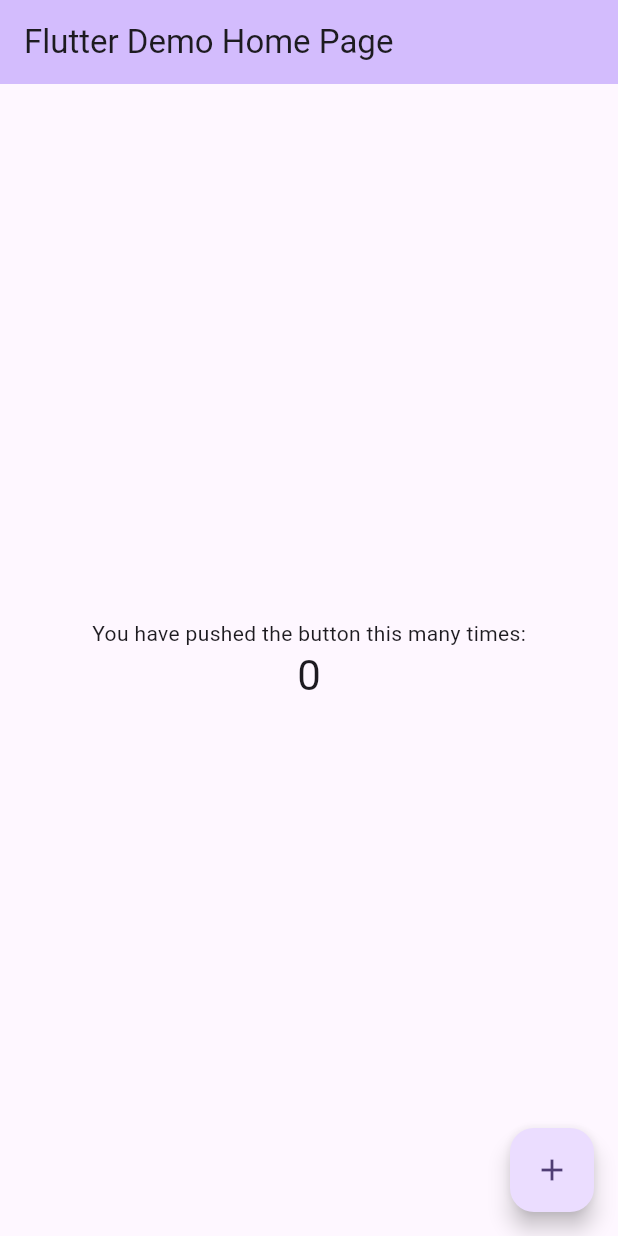
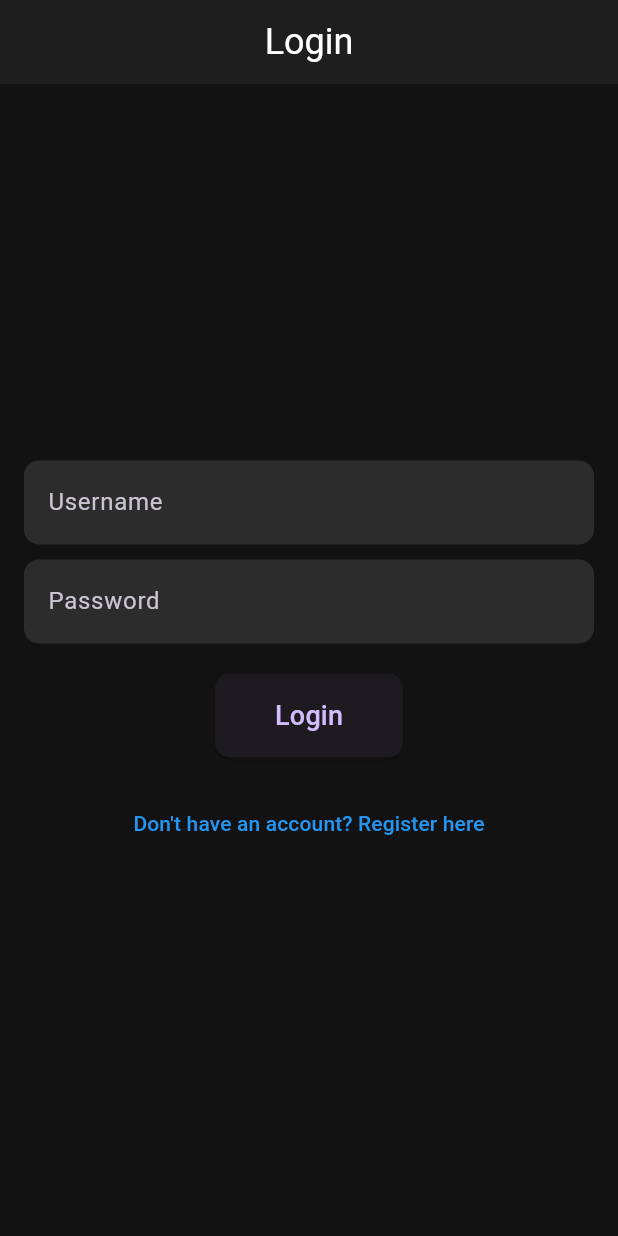
Before and after one commit to Sowrav12/To-Do-List, a Flutter app: the screen it shows after launch, on a phone screen of 412 x 824 dp. Run offline on Flutter 3.47's test engine with Material 3 defaults, Android fonts, the phone set to English and light mode, and no system bars; our stand-ins replace shared_preferences; Roboto replaces fonts that are missing (Poppins).

```diff
--- /dev/null
+++ b/lib/login_screen.dart
@@ -0,0 +1,111 @@
+import 'package:flutter/material.dart';
+import 'package:shared_preferences/shared_preferences.dart';
+import 'to_do_list_screen.dart'; // Import the To-Do List screen
+import 'registration_screen.dart'; // Import the Registration screen
+
+class LoginScreen extends StatefulWidget {
+  const LoginScreen({Key? key}) : super(key: key);
+
+  @override
+  _LoginScreenState createState() => _LoginScreenState();
+}
+
+class _LoginScreenState extends State<LoginScreen> {
+  final TextEditingController _usernameController = TextEditingController();
+  final TextEditingController _passwordController = TextEditingController();
+
+  Future<void> _loginUser() async {
+    final prefs = await SharedPreferences.getInstance();
+    String username = _usernameController.text.trim();
+    String password = _passwordController.text.trim();
+
+    if (prefs.getString(username) == password) {
+      // Navigate to To-Do List screen and pass the username
+      Navigator.pushReplacement(
+        context,
+        MaterialPageRoute(
+          builder: (context) => ToDoListScreen(username: username), // Pass username here
+        ),
+      );
+    } else {
+      ScaffoldMessenger.of(context).showSnackBar(
+        const SnackBar(
+          content: Text("Invalid username or password."),
+          backgroundColor: Colors.red,
+        ),
+      );
+    }
+  }
+
+  @override
+  Widget build(BuildContext context) {
+    return Scaffold(
+      appBar: AppBar(
+        title: const Text(
+          'Login',
+          style: TextStyle(fontSize: 24, color: Colors.white),
+        ),
+        centerTitle: true,
+        backgroundColor: const Color(0xFF1E1E1E),
+      ),
+      body: Padding(
+        padding: const EdgeInsets.all(16.0),
+        child: Column(
+          mainAxisAlignment: MainAxisAlignment.center,
+          children: [
+            TextField(
+              controller: _usernameController,
+              decoration: InputDecoration(
+                labelText: 'Username',
+                filled: true,
+                fillColor: const Color(0xFF2C2C2C),
+                border: OutlineInputBorder(
+                  borderRadius: BorderRadius.circular(10),
+                  borderSide: BorderSide.none,
+                ),
+              ),
+            ),
+            const SizedBox(height: 10),
+            TextField(
+              controller: _passwordController,
+              obscureText: true,
+              decoration: InputDecoration(
+                labelText: 'Password',
+                filled: true,
+                fillColor: const Color(0xFF2C2C2C),
+                border: OutlineInputBorder(
+                  borderRadius: BorderRadius.circular(10),
+                  borderSide: BorderSide.none,
+                ),
+              ),
+            ),
+            const SizedBox(height: 20),
+            ElevatedButton(
+              onPressed: _loginUser,
+              style: ElevatedButton.styleFrom(
+                padding: const EdgeInsets.symmetric(horizontal: 40, vertical: 15),
+                shape: RoundedRectangleBorder(
+                  borderRadius: BorderRadius.circular(10),
+                ),
+              ),
+              child: const Text('Login', style: TextStyle(fontSize: 18)),
+            ),
+            const SizedBox(height: 20),
+            TextButton(
+              onPressed: () {
+                Navigator.push(
+                  context,
+                  MaterialPageRoute(builder: (context) => const RegistrationScreen()),
+                );
+              },
+              child: const Text(
+                "Don't have an account? Register here",
+                style: TextStyle(color: Colors.blue),
+              ),
+            ),
+          ],
+        ),
+      ),
+    );
+  }
+}
--- a/lib/main.dart
+++ b/lib/main.dart
@@ -1,125 +1,25 @@
 import 'package:flutter/material.dart';
+import 'login_screen.dart';
 
 void main() {
-  runApp(const MyApp());
+  runApp(const ToDoApp());
 }
 
-class MyApp extends StatelessWidget {
-  const MyApp({super.key});
+class ToDoApp extends StatelessWidget {
+  const ToDoApp({Key? key}) : super(key: key);
 
-  // This widget is the root of your application.
   @override
   Widget build(BuildContext context) {
     return MaterialApp(
-      title: 'Flutter Demo',
+      debugShowCheckedModeBanner: false,
+      title: 'To-Do List App',
       theme: ThemeData(
-        // This is the theme of your application.
-        //
-        // TRY THIS: Try running your application with "flutter run". You'll see
-        // the application has a purple toolbar. Then, without quitting the app,
-        // try changing the seedColor in the colorScheme below to Colors.green
-        // and then invoke "hot reload" (save your changes or press the "hot
-        // reload" button in a Flutter-supported IDE, or press "r" if you used
-        // the command line to start the app).
-        //
-        // Notice that the counter didn't reset back to zero; the application
-        // state is not lost during the reload. To reset the state, use hot
-        // restart instead.
-        //
-        // This works for code too, not just values: Most code changes can be
-        // tested with just a hot reload.
-        colorScheme: ColorScheme.fromSeed(seedColor: Colors.deepPurple),
-        useMaterial3: true,
+        fontFamily: 'Poppins',
+        brightness: Brightness.dark,
+        scaffoldBackgroundColor: const Color(0xFF121212),
+        primaryColor: const Color(0xFF1E1E1E),
       ),
-      home: const MyHomePage(title: 'Flutter Demo Home Page'),
+      home: const LoginScreen(),
     );
   }
 }
-
-class MyHomePage extends StatefulWidget {
-  const MyHomePage({super.key, required this.title});
-
-  // This widget is the home page of your application. It is stateful, meaning
-  // that it has a State object (defined below) that contains fields that affect
-  // how it looks.
-
-  // This class is the configuration for the state. It holds the values (in this
-  // case the title) provided by the parent (in this case the App widget) and
-  // used by the build method of the State. Fields in a Widget subclass are
-  // always marked "final".
-
-  final String title;
-
-  @override
-  State<MyHomePage> createState() => _MyHomePageState();
-}
-
-class _MyHomePageState extends State<MyHomePage> {
-  int _counter = 0;
-
-  void _incrementCounter() {
-    setState(() {
-      // This call to setState tells the Flutter framework that something has
-      // changed in this State, which causes it to rerun the build method below
-      // so that the display can reflect the updated values. If we changed
-      // _counter without calling setState(), then the build method would not be
-      // called again, and so nothing would appear to happen.
-      _counter++;
-    });
-  }
-
-  @override
-  Widget build(BuildContext context) {
-    // This method is rerun every time setState is called, for instance as done
-    // by the _incrementCounter method above.
-    //
-    // The Flutter framework has been optimized to make rerunning build methods
-    // fast, so that you can just rebuild anything that needs updating rather
-    // than having to individually change instances of widgets.
-    return Scaffold(
-      appBar: AppBar(
-        // TRY THIS: Try changing the color here to a specific color (to
-        // Colors.amber, perhaps?) and trigger a hot reload to see the AppBar
-        // change color while the other colors stay the same.
-        backgroundColor: Theme.of(context).colorScheme.inversePrimary,
-        // Here we take the value from the MyHomePage object that was created by
-        // the App.build method, and use it to set our appbar title.
-        title: Text(widget.title),
-      ),
-      body: Center(
-        // Center is a layout widget. It takes a single child and positions it
-        // in the middle of the parent.
-        child: Column(
-          // Column is also a layout widget. It takes a list of children and
-          // arranges them vertically. By default, it sizes itself to fit its
-          // children horizontally, and tries to be as tall as its parent.
-          //
-          // Column has various properties to control how it sizes itself and
-          // how it positions its children. Here we use mainAxisAlignment to
-          // center the children vertically; the main axis here is the vertical
-          // axis because Columns are vertical (the cross axis would be
-          // horizontal).
-          //
-          // TRY THIS: Invoke "debug painting" (choose the "Toggle Debug Paint"
-          // action in the IDE, or press "p" in the console), to see the
-          // wireframe for each widget.
-          mainAxisAlignment: MainAxisAlignment.center,
-          children: <Widget>[
-            const Text(
-              'You have pushed the button this many times:',
-            ),
-            Text(
-              '$_counter',
-              style: Theme.of(context).textTheme.headlineMedium,
-            ),
-          ],
-        ),
-      ),
-      floatingActionButton: FloatingActionButton(
-        onPressed: _incrementCounter,
-        tooltip: 'Increment',
-        child: const Icon(Icons.add),
-      ), // This trailing comma makes auto-formatting nicer for build methods.
-    );
-  }
-}
--- /dev/null
+++ b/lib/todo_item.dart
@@ -0,0 +1,5 @@
+class ToDoItem {
+  final String task;
+
+  const ToDoItem({required this.task});
+}
--- a/pubspec.yaml
+++ b/pubspec.yaml
@@ -30,6 +30,9 @@ environment:
 dependencies:
   flutter:
     sdk: flutter
+  image_picker: ^0.8.7+3
+  local_auth: ^2.3.0
+  shared_preferences: ^2.1.0
 
 
   # The following adds the Cupertino Icons font to your application.
```
Also changed, not shown: lib/registration_screen.dart (added, +82 -0 lines), lib/to_do_list_screen.dart (added, +148 -0 lines), pubspec.lock, 17 other files.
